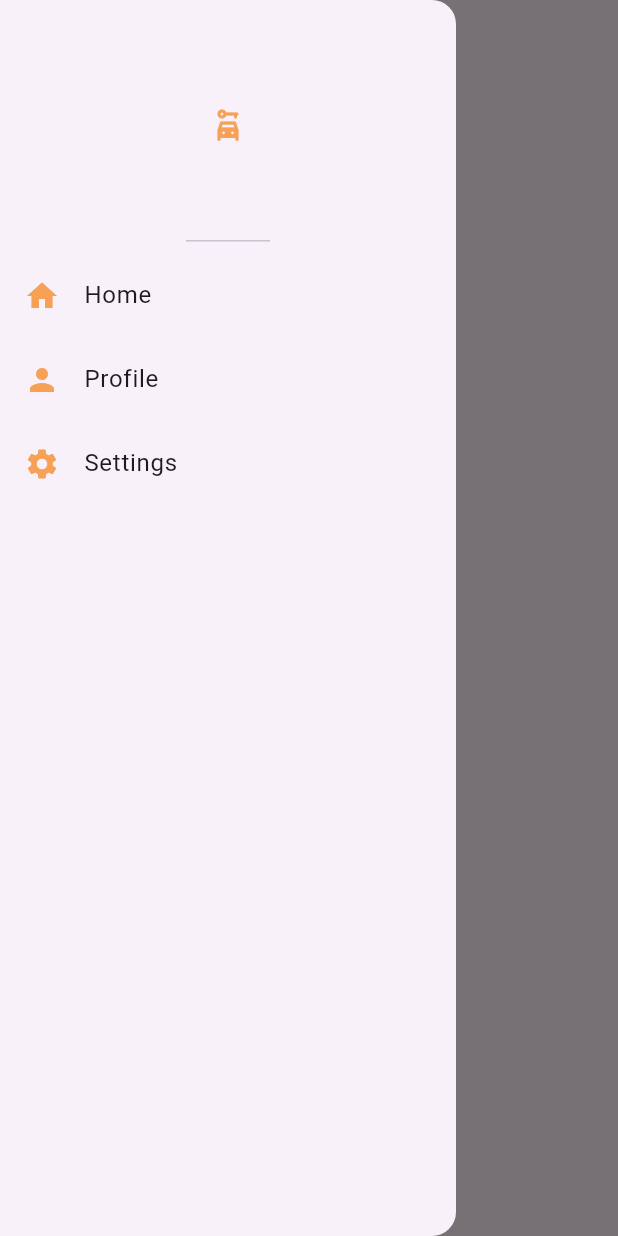
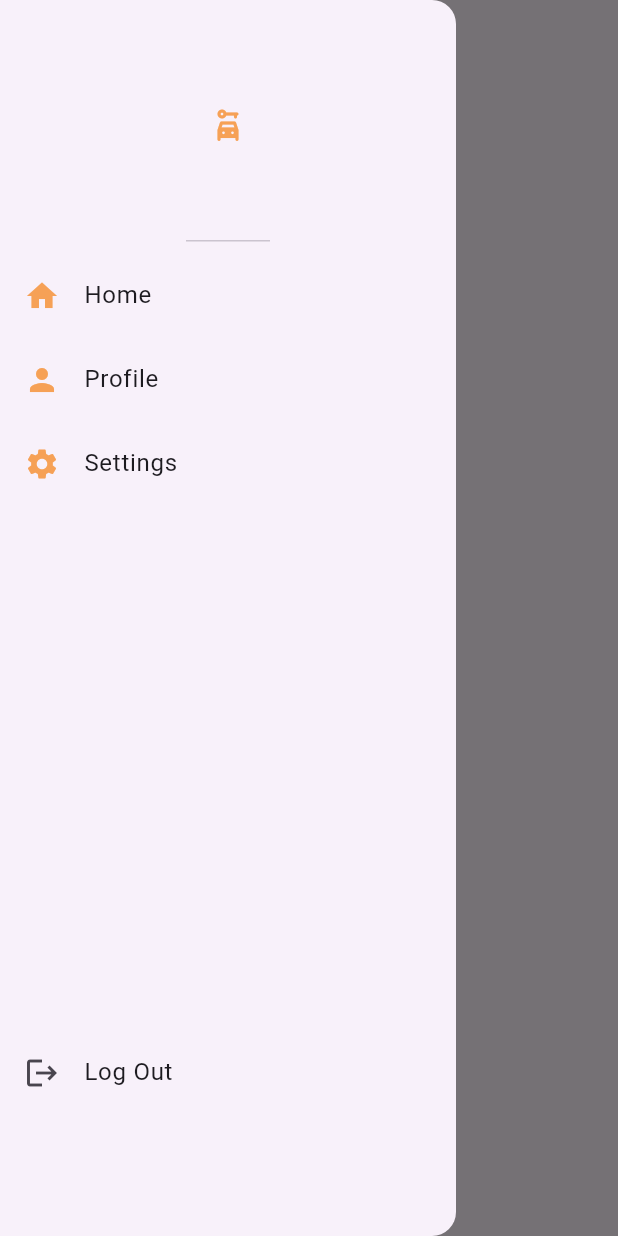
Before and after one commit to Eloymtm/ESOF_1, a Flutter app: the ProfilePage screen opened by its route, with the side drawer open, on a phone screen of 412 x 824 dp. Run offline on Flutter 3.47's test engine with Material 3 defaults, Android fonts, the phone set to English and light mode, and no system bars; our stand-ins replace firebase_auth, firebase_core, google_maps_flutter; accounts and stored records are empty.

Commit message:
changed a bit drawer

```diff
--- a/src/lib/components/my_drawer.dart
+++ b/src/lib/components/my_drawer.dart
@@ -48,6 +48,13 @@ class MyDrawer extends StatelessWidget {
               //n sei se vai existir mas caso exista -> Settings Page
             },
           ),
+          const SizedBox(
+            height: 350,
+          ),
+          ListTile(
+            leading: Icon(Icons.logout),
+            title: Text("Log Out"),
+          )
         ],
       ),
     );
```
Also changed, not shown: src/lib/pages/map_page.dart (+16 -5 lines).
